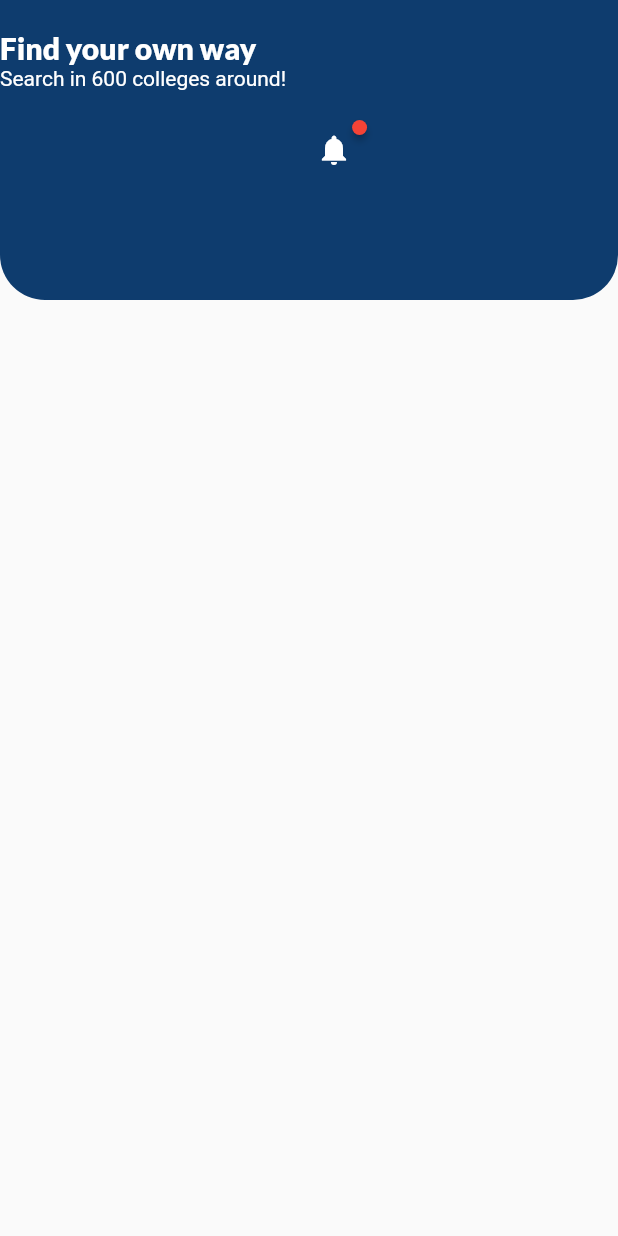
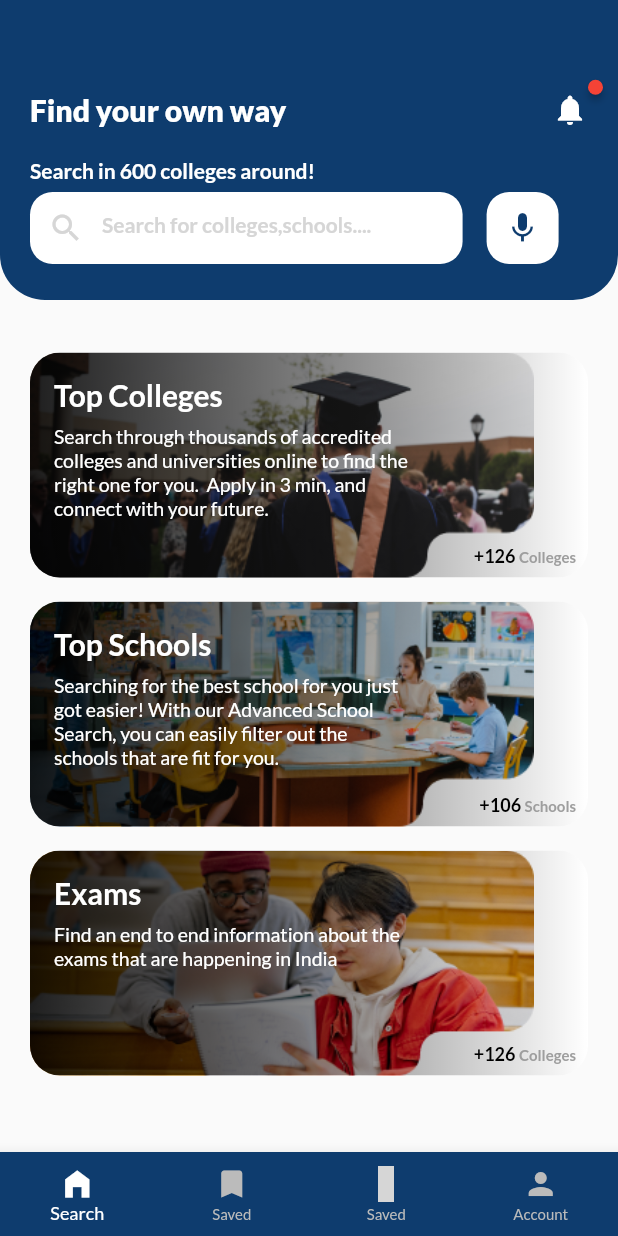
Before and after one commit to Rishab-ms/skygoal_app, a Flutter app: the screen it shows after launch, on a phone screen of 412 x 824 dp. Run offline on Flutter 3.47's test engine with Material 2 defaults, Android fonts, the phone set to English and light mode, and no system bars; drawn by our look-alikes of badges; our stand-ins replace flutter_svg, font_awesome_flutter, google_fonts, iconsax; grey boxes are pictures that could not be loaded.

Commit message:
page 1 done

```diff
--- /dev/null
+++ b/lib/components/custom_appbar.dart
@@ -0,0 +1,118 @@
+import 'package:badges/badges.dart';
+import 'package:flutter/material.dart';
+import 'package:google_fonts/google_fonts.dart';
+
+import '../style.dart';
+
+class CustomAppBar extends StatelessWidget implements PreferredSizeWidget {
+  const CustomAppBar({Key? key}) : super(key: key);
+
+  @override
+  Widget build(BuildContext context) {
+    var screenHeight = MediaQuery.of(context).size.height;
+    var screenWidth = MediaQuery.of(context).size.width;
+    return Container(
+      width: double.infinity,
+      decoration: const BoxDecoration(
+        color: Style.primaryColor,
+        borderRadius: BorderRadius.only(
+          bottomLeft: Radius.circular(30),
+          bottomRight: Radius.circular(30),
+        ),
+      ),
+      child: Padding(
+        padding: const EdgeInsets.symmetric(horizontal: 20),
+        child: Column(
+          crossAxisAlignment: CrossAxisAlignment.start,
+          children: [
+            SizedBox(
+              height: screenHeight * 0.05,
+            ),
+            const SizedBox(height: 20),
+            Row(
+              mainAxisAlignment: MainAxisAlignment.spaceBetween,
+              crossAxisAlignment: CrossAxisAlignment.start,
+              children: [
+                Text(
+                  'Find your own way',
+                  style: GoogleFonts.lato(
+                    fontSize: 20,
+                    fontWeight: FontWeight.w900,
+                    color: Colors.white,
+                  ),
+                ),
+                const SizedBox(width: 20),
+                Badge(
+                  alignment: Alignment.topRight,
+                  badgeColor: Colors.red,
+                  // padding: EdgeInsets.zero,
+                  child: const Icon(
+                    Icons.notifications,
+                    size: 24,
+                    color: Colors.white,
+                  ),
+                ),
+              ],
+            ),
+            const SizedBox(height: 20),
+            Text(
+              'Search in 600 colleges around!',
+              style: GoogleFonts.lato(
+                  fontSize: 14,
+                  color: Colors.white,
+                  fontWeight: FontWeight.bold),
+            ),
+            const Spacer(),
+            //Search bar
+            Row(
+              crossAxisAlignment: CrossAxisAlignment.start,
+              children: [
+                Container(
+                  width: screenWidth * 0.7,
+                  margin: const EdgeInsets.only(bottom: 24),
+                  decoration: BoxDecoration(
+                    color: Colors.white,
+                    borderRadius: BorderRadius.circular(15),
+                  ),
+                  child: TextField(
+                    cursorColor: Style.primaryColor,
+                    cursorRadius: const Radius.circular(16),
+                    cursorHeight: 24,
+                    decoration: InputDecoration(
+                      border: InputBorder.none,
+                      prefixIcon: const Icon(
+                        Icons.search,
+                        color: Color(0xffD6D6D6),
+                      ),
+                      hintText: 'Search for colleges,schools....',
+                      hintStyle: GoogleFonts.lato(
+                        fontSize: 14,
+                        fontWeight: FontWeight.bold,
+                        color: const Color(0xffD6D6D6),
+                      ),
+                    ),
+                  ),
+                ),
+                //voice search icon
+                const SizedBox(
+                  width: 16,
+                ),
+                Container(
+                  padding: const EdgeInsets.all(12),
+                  decoration: BoxDecoration(
+                    color: Colors.white,
+                    borderRadius: BorderRadius.circular(15),
+                  ),
+                  child: const Icon(Icons.mic, color: Style.primaryColor),
+                ),
+              ],
+            )
+          ],
+        ),
+      ),
+    );
+  }
+
+  @override
+  Size get preferredSize => const Size.fromHeight(200);
+}
--- /dev/null
+++ b/lib/components/selectable_college.dart
@@ -0,0 +1,323 @@
+// ignore_for_file: library_private_types_in_public_api, constant_identifier_names
+
+import 'package:flutter/material.dart';
+import 'package:google_fonts/google_fonts.dart';
+
+import '../style.dart';
+
+class OptionContainer extends StatefulWidget {
+  const OptionContainer(
+      {Key? key,
+      required this.title,
+      required this.subtitle,
+      required this.trailingText,
+      required this.assetPath})
+      : super(key: key);
+
+  final String title;
+  final String subtitle;
+  final String trailingText;
+  final String assetPath;
+
+  @override
+  State<OptionContainer> createState() => _OptionContainerState();
+}
+enum _Colleges {
+  Bachelor_of_technology,
+  Bachelor_of_architecture,
+  Pharmacy,
+  Law,
+  Management
+}
+
+_Colleges selectedCollege = _Colleges.Bachelor_of_technology;
+class _OptionContainerState extends State<OptionContainer> {
+  @override
+  Widget build(BuildContext context) {
+    var screenWidth = MediaQuery.of(context).size.width;
+    return Padding(
+      padding: const EdgeInsets.only(bottom: 16.0),
+      child: InkWell(
+        onTap: () {
+          showBottomSheetOptions(context);
+        },
+        child: ClipRRect(
+          borderRadius: BorderRadius.circular(20),
+          child: SizedBox(
+            height: 150,
+            child: Stack(children: [
+              //white background
+              Container(
+                color: Colors.white,
+              ),
+              // image background
+              Image.asset(
+                widget.assetPath,
+                fit: BoxFit.cover,
+              ),
+              //left to right gradient
+              Positioned(
+                left: 0,
+                right: 0,
+                bottom: 0,
+                child: Container(
+                  height: 150,
+                  decoration: const BoxDecoration(
+                    gradient: LinearGradient(
+                      begin: Alignment.centerLeft,
+                      end: Alignment.centerRight,
+                      colors: [
+                        Colors.black87,
+                        Colors.black45,
+                        Colors.transparent,
+                      ],
+                    ),
+                  ),
+                ),
+              ),
+              //title and subtitle in top right corner
+              Container(
+                padding: const EdgeInsets.all(16.0),
+                constraints: BoxConstraints(maxWidth: screenWidth * 0.66),
+                child: Column(
+                  crossAxisAlignment: CrossAxisAlignment.start,
+                  mainAxisAlignment: MainAxisAlignment.start,
+                  children: [
+                    Text(
+                      widget.title,
+                      style: GoogleFonts.lato(
+                        fontSize: 20,
+                        fontWeight: FontWeight.bold,
+                        color: Colors.white,
+                      ),
+                    ),
+                    Padding(
+                      padding: const EdgeInsets.only(top: 8.0),
+                      child: Text(
+                        widget.subtitle,
+                        maxLines: 6,
+                        // textAlign: TextAlign.justify,
+                        style: GoogleFonts.lato(
+                          fontSize: 13,
+                          color: Colors.white,
+                        ),
+                      ),
+                    ),
+                  ],
+                ),
+              ),
+
+              // trailing text in the bottom right corner
+              Positioned(
+                bottom: 0,
+                right: 0,
+                child: Container(
+                  padding: const EdgeInsets.all(8.0),
+                  decoration:
+                      BoxDecoration(borderRadius: BorderRadius.circular(20)),
+                  child: RichText(
+                    text: TextSpan(
+                      text: "+",
+                      style: GoogleFonts.lato(
+                        fontSize: 12,
+                        color: Colors.black,
+                        fontWeight: FontWeight.bold,
+                      ),
+                      children: [
+                        TextSpan(
+                          text: "${widget.trailingText.split(' ').first} ",
+                          style: GoogleFonts.lato(
+                            fontSize: 12,
+                            fontWeight: FontWeight.bold,
+                            color: Colors.black,
+                          ),
+                        ),
+                        TextSpan(
+                          text: widget.trailingText.split(' ').last,
+                          style: GoogleFonts.lato(
+                            fontSize: 10,
+                            color: Colors.grey,
+                            fontWeight: FontWeight.bold,
+                          ),
+                        ),
+                      ],
+                    ),
+                  ),
+                ),
+              ),
+            ]),
+          ),
+        ),
+      ),
+    );
+  }
+
+  void showBottomSheetOptions(context) {
+//show bottom sheet with 5 different college options with radio buttons
+    showModalBottomSheet(
+        shape: const RoundedRectangleBorder(
+          borderRadius: const BorderRadius.only(
+            topLeft: Radius.circular(30),
+            topRight: Radius.circular(30),
+          ),
+        ),
+        context: context,
+        builder: (context) {
+          return StatefulBuilder(
+              builder: (BuildContext context, setModalState) {
+            return Column(
+              mainAxisSize: MainAxisSize.min,
+              children: [
+                Row(
+                  mainAxisAlignment: MainAxisAlignment.spaceBetween,
+                  children: [
+                    Padding(
+                      padding: const EdgeInsets.only(left: 20, top: 8.0),
+                      child: Text("Sort by",
+                          style: GoogleFonts.lato(
+                              fontWeight: FontWeight.bold, fontSize: 18)),
+                    ),
+                    Padding(
+                      padding: const EdgeInsets.only(right: 16.0, top: 8),
+                      child: IconButton(
+                          onPressed: () => Navigator.pop(context),
+                          icon: const Icon(
+                            Icons.clear,
+                            color: Colors.grey,
+                          )),
+                    )
+                  ],
+                ),
+                const Divider(
+                  endIndent: 20,
+                  indent: 20,
+                  thickness: 1,
+                ),
+                //engineering college
+                ListTile(
+                  leading: Image.asset("assets/icons/education.png"),
+                  title: const Text("Bachelor of Technology"),
+                  onTap: () {
+                    setState(() {
+                      selectedCollege = _Colleges.Bachelor_of_technology;
+                    });
+                    setModalState(() {});
+                    Navigator.pop(context);
+                  },
+                  trailing: Radio(
+                    value: _Colleges.Bachelor_of_technology,
+                    activeColor: Style.primaryColor,
+                    toggleable: true,
+                    groupValue: selectedCollege,
+                    onChanged: (value) {
+                      setState(() {
+                        selectedCollege = _Colleges.Bachelor_of_technology;
+                      });
+                      setModalState(() {});
+                      Navigator.pop(context);
+                    },
+                  ),
+                ),
+                //architecture college
+                ListTile(
+                  leading: Image.asset("assets/icons/sketch.png"),
+                  title: const Text("Bachelor of Architecture"),
+                  onTap: () {
+                    setState(() {
+                      selectedCollege = _Colleges.Bachelor_of_architecture;
+                    });
+                    setModalState(() {});
+                    Navigator.pop(context);
+                  },
+                  trailing: Radio(
+                    value: _Colleges.Bachelor_of_architecture,
+                    groupValue: selectedCollege,
+                    toggleable: true,
+                    onChanged: (value) {
+                      setState(() {
+                        selectedCollege = _Colleges.Bachelor_of_architecture;
+
+                      });
+                      setModalState(() {});
+                      Navigator.pop(context);
+                    },
+                  ),
+                ),
+                //Pharmacy college
+                ListTile(
+                  leading: Image.asset("assets/icons/pharmacy.png"),
+                  title: const Text("Bachelor of Pharmacy"),
+                  onTap: () {
+                    setState(() {
+                      selectedCollege = _Colleges.Pharmacy;
+                    });
+                    setModalState(() {});
+                    Navigator.pop(context);
+                  },
+                  trailing: Radio(
+                      value: _Colleges.Pharmacy,
+                      groupValue: selectedCollege,
+                      toggleable: true,
+                      onChanged: (value) {
+                        setState(() {
+                          selectedCollege = _Colleges.Pharmacy;
+                        });
+                        setModalState(() {});
+                        Navigator.pop(context);
+                      }),
+                ),
+                //Law college
+                ListTile(
+                  onTap: () {
+                    setState(() {
+                      selectedCollege = _Colleges.Law;
+                    });
+                    setModalState(() {});
+                    Navigator.pop(context);
+                  },
+                  leading: Image.asset("assets/icons/balance.png"),
+                  title: const Text("Law"),
+                  trailing: Radio(
+                      value: _Colleges.Law,
+                      groupValue: selectedCollege,
+                      toggleable: true,
+                      onChanged: (value) {
+                        setState(() {
+                          selectedCollege = _Colleges.Law;
+                        });
+                        setModalState(() {});
+                        Navigator.pop(context);
+                      }),
+                ),
+                //Management college
+                ListTile(
+                  onTap: () {
+                    setState(() {
+                      selectedCollege = _Colleges.Management;
+                    });
+                    setModalState(() {});
+                    Navigator.pop(context);
+                  },
+                  leading: Image.asset("assets/icons/management.png"),
+                  title: const Text("Management"),
+                  trailing: Radio(
+                      value: _Colleges.Management,
+                      toggleable: true,
+                      groupValue: selectedCollege,
+                      onChanged: (value) {
+                        setState(() {
+                          selectedCollege = _Colleges.Management;
+                        });
+                        setModalState(() {});
+                        Navigator.pop(context);
+                      }),
+                ),
+                const SizedBox(
+                  height: 20,
+                ),
+              ],
+            );
+          });
+        });
+  }
+}
--- a/lib/homepage.dart
+++ b/lib/homepage.dart
@@ -1,7 +1,15 @@
-import 'package:badges/badges.dart';
+// ignore_for_file: prefer_const_constructors, library_private_types_in_public_api, constant_identifier_names
+
 import 'package:flutter/material.dart';
+import 'package:flutter_svg/svg.dart';
+import 'package:font_awesome_flutter/font_awesome_flutter.dart';
 import 'package:google_fonts/google_fonts.dart';
 import 'package:skygoal_app/style.dart';
+import 'package:iconsax/iconsax.dart';
+import 'components/custom_appbar.dart';
+import 'components/selectable_college.dart';
+
+
 
 class MyHomePage extends StatefulWidget {
   const MyHomePage({
@@ -13,64 +21,92 @@ class MyHomePage extends StatefulWidget {
 }
 
 class _MyHomePageState extends State<MyHomePage> {
+  var currentScreenIndex = 0;
   @override
   Widget build(BuildContext context) {
-    return const Scaffold(appBar: const CustomAppBar());
-  }
-}
+    return Scaffold(
+      appBar: const CustomAppBar(),
+      body: IndexedStack(
+        index: currentScreenIndex,
+        children: [
+          optionsList(),
+          Center(child: Text("Saved Page 1")),
+          Center(child: Text("Saved Page 2")),
+          Center(child: Text("Profile Page")),
+        ],
+      ),
 
-class CustomAppBar extends StatelessWidget implements PreferredSizeWidget {
-  const CustomAppBar({Key? key}) : super(key: key);
-
-  @override
-  Widget build(BuildContext context) {
-    var screenHeight = MediaQuery.of(context).size.height;
-    return Container(
-        width: double.infinity,
-        decoration: const BoxDecoration(
-          color: Style.primaryColor,
-          borderRadius: BorderRadius.only(
-            bottomLeft: Radius.circular(30),
-            bottomRight: Radius.circular(30),
+//bottom nav bar to show 4 options search, saved, saved, account
+      bottomNavigationBar: BottomNavigationBar(
+        currentIndex: currentScreenIndex,
+        onTap: (index) {
+          setState(() {
+            currentScreenIndex = index;
+          });
+        },
+        enableFeedback: true,
+        backgroundColor: Style.primaryColor,
+        type: BottomNavigationBarType.fixed,
+        // fixedColor: Style.primaryColor,
+        selectedItemColor: Colors.white,
+        unselectedItemColor: const Color(0xffBBBBBB),
+        unselectedLabelStyle: GoogleFonts.lato(fontSize: 10),
+        selectedLabelStyle: GoogleFonts.lato(fontSize: 12),
+        items: const [
+          BottomNavigationBarItem(
+            icon: Icon(Icons.home_filled),
+            label: 'Search',
           ),
+          BottomNavigationBarItem(
+            icon: Icon(
+              Icons.bookmark,
             ),
-        child: Row(
-          children: [
-            Column(
-              crossAxisAlignment: CrossAxisAlignment.start,
-              children: [
-                const SizedBox(height: 20),
-                Text(
-                  'Find your own way',
-                  style: GoogleFonts.lato(
-                    fontSize: 20,
-                    fontWeight: FontWeight.w900,
-                    color: Colors.white,
+            label: 'Saved',
           ),
+          BottomNavigationBarItem(
+            icon: Icon(Iconsax.discover5, size: 24),
+            label: 'Saved',
           ),
-                // const SizedBox(height: 20),
-                const Text(
-                  'Search in 600 colleges around!',
-                  style: TextStyle(
-                    fontSize: 14,
-                    color: Colors.white,
-                  ),
+          BottomNavigationBarItem(
+            icon: Icon(Icons.person, size: 24),
+            label: 'Account',
           ),
         ],
       ),
-            const SizedBox(width: 20),
-            Badge(
-              alignment: Alignment.topRight,
-              badgeColor: Colors.red,
-              child: const Icon(
-                Icons.notifications,
-                color: Colors.white,
+    );
+  }
+
+  optionsList() {
+    return Center(
+      child: ListView(
+        padding: EdgeInsets.symmetric(
+          horizontal: 20,
         ),
+        shrinkWrap: true,
+        children: const [
+          OptionContainer(
+            title: 'Top Colleges',
+            subtitle:
+                "Search through thousands of accredited colleges and universities online to find the right one for you.  Apply in 3 min, and connect with your future.",
+            trailingText: "126 Colleges",
+            assetPath: "assets/images/top_colleges.png",
+          ),
+          OptionContainer(
+            title: 'Top Schools',
+            subtitle:
+                "Searching for the best school for you just got easier! With our Advanced School Search, you can easily filter out the schools that are fit for you.",
+            trailingText: "106 Schools",
+            assetPath: "assets/images/top_schools.png",
+          ),
+          OptionContainer(
+            title: 'Exams',
+            subtitle:
+                "Find an end to end information about the exams that are happening in India",
+            trailingText: "126 Colleges",
+            assetPath: "assets/images/exams.png",
           ),
         ],
-        ));
+      ),
+    );
   }
-
-  @override
-  Size get preferredSize => const Size.fromHeight(200);
 }
--- a/lib/main.dart
+++ b/lib/main.dart
@@ -15,6 +15,7 @@ class MyApp extends StatelessWidget {
   Widget build(BuildContext context) {
     return MaterialApp(
       title: 'SkyGoal',
+      debugShowCheckedModeBanner: false,
       theme: ThemeData(
         appBarTheme: AppBarTheme(
             backgroundColor: Style.primaryColor, foregroundColor: Colors.white),
```
Also changed, not shown: pubspec.yaml (+5 -5 lines), assets/icons/balance.png (added), assets/icons/education.png (added), assets/icons/management.png (added), assets/icons/pharmacy.png (added), assets/icons/sketch.png (added), assets/images/exams.png (added), assets/images/top_colleges.png (added), assets/images/top_schools.png (added), pubspec.lock. Lines whose indentation alone changed are shown as unchanged.
